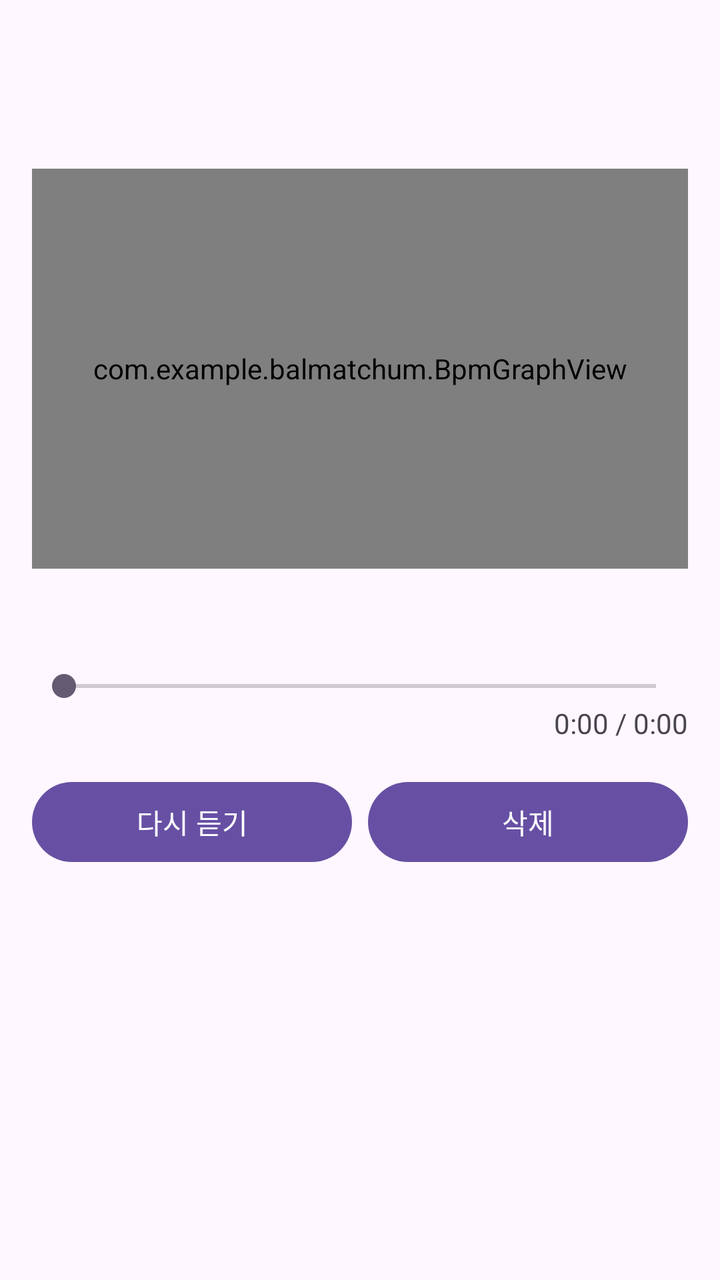
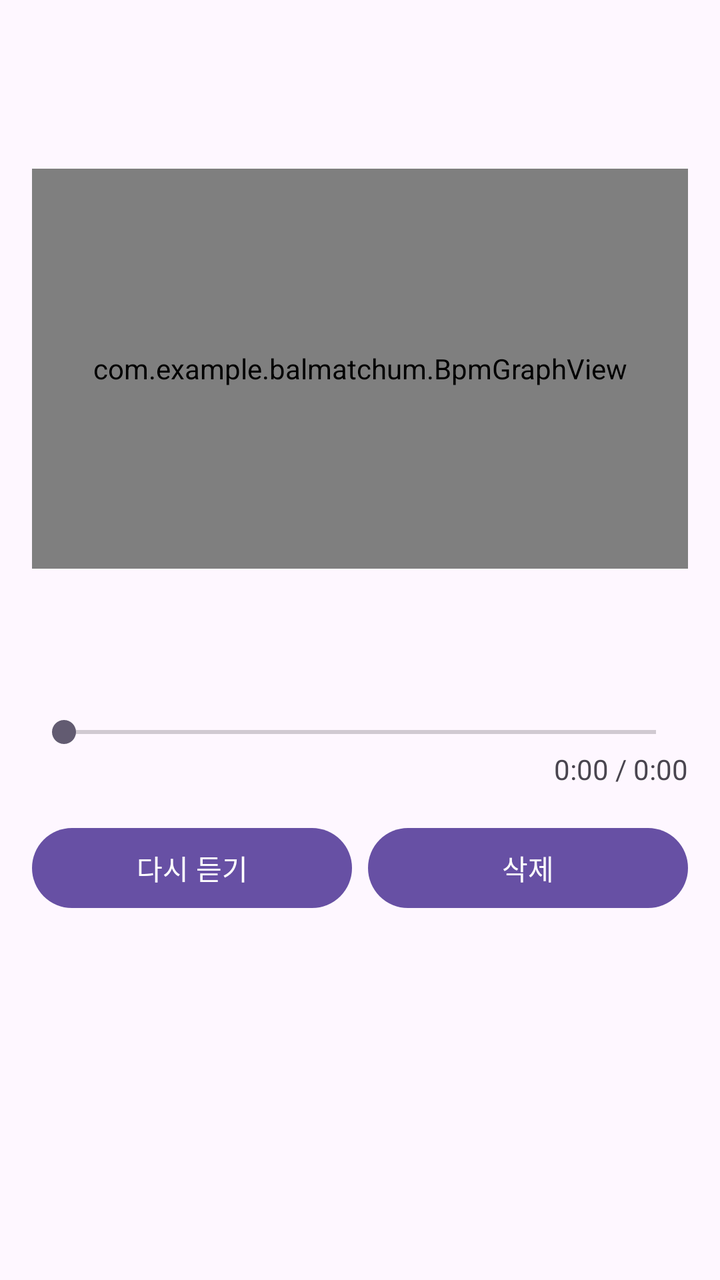

Before-and-after screenshots of an Android layout around one commit, followed by the original layout XML and the change that was made.
<!-- AndroidManifest.xml: application theme Theme.Balmatchum -->
<!-- res/layout/activity_song_detail.xml -->
<?xml version="1.0" encoding="utf-8"?>
<FrameLayout xmlns:android="http://schemas.android.com/apk/res/android"
    android:layout_width="match_parent"
    android:layout_height="match_parent"
    android:fitsSystemWindows="true">


<ScrollView
    android:layout_width="match_parent"
    android:layout_height="match_parent">

<LinearLayout
    android:layout_width="match_parent"
    android:layout_height="wrap_content"
    android:orientation="vertical"
    android:padding="16dp">

    
    <TextView
        android:id="@+id/tvTitle"
        android:layout_width="match_parent"
        android:layout_height="wrap_content"
        android:textSize="22sp"
        android:textStyle="bold" />

    
    <TextView
        android:id="@+id/tvDate"
        android:layout_width="match_parent"
        android:layout_height="wrap_content"
        android:layout_marginTop="4dp" />

    
    <com.example.balmatchum.BpmGraphView
        android:id="@+id/graph"
        android:layout_width="match_parent"
        android:layout_height="200dp"
        android:layout_marginTop="16dp" />

    
    <TextView
        android:id="@+id/tvStats"
        android:layout_width="match_parent"
        android:layout_height="wrap_content"
        android:layout_marginTop="12dp"
        android:gravity="center"
        android:textSize="16sp" />

    
    <SeekBar
        android:id="@+id/seek"
        android:layout_width="match_parent"
        android:layout_height="wrap_content"
        android:layout_marginTop="16dp" />

    
    <TextView
        android:id="@+id/tvTime"
        android:layout_width="match_parent"
        android:layout_height="wrap_content"
        android:gravity="end"
        android:text="0:00 / 0:00" />

    
    <LinearLayout
        android:layout_width="match_parent"
        android:layout_height="wrap_content"
        android:layout_marginTop="16dp"
        android:orientation="horizontal">

        <Button
            android:id="@+id/btnPlay"
            android:layout_width="0dp"
            android:layout_height="wrap_content"
            android:layout_weight="1"
            android:layout_marginEnd="8dp"
            android:text="다시 듣기" />

        <Button
            android:id="@+id/btnDelete"
            android:layout_width="0dp"
            android:layout_height="wrap_content"
            android:layout_weight="1"
            android:text="삭제" />
    </LinearLayout>
</LinearLayout>
</ScrollView>
</FrameLayout>
<!-- resources referenced by this layout -->
<resources>
  <style name="Theme.Balmatchum" parent="Base.Theme.Balmatchum" />
  <style name="Base.Theme.Balmatchum" parent="Theme.Material3.DayNight.NoActionBar">
          
          
      </style>
</resources>

<!-- the commit's change to res/layout/activity_song_detail.xml (unified diff, before → after) -->
@@ -47,6 +47,14 @@
         android:textSize="16sp" />
 
     
+    <TextView
+        android:id="@+id/tvSound"
+        android:layout_width="match_parent"
+        android:layout_height="wrap_content"
+        android:layout_marginTop="4dp"
+        android:gravity="center" />
+
+    
     <SeekBar
         android:id="@+id/seek"
         android:layout_width="match_parent"
